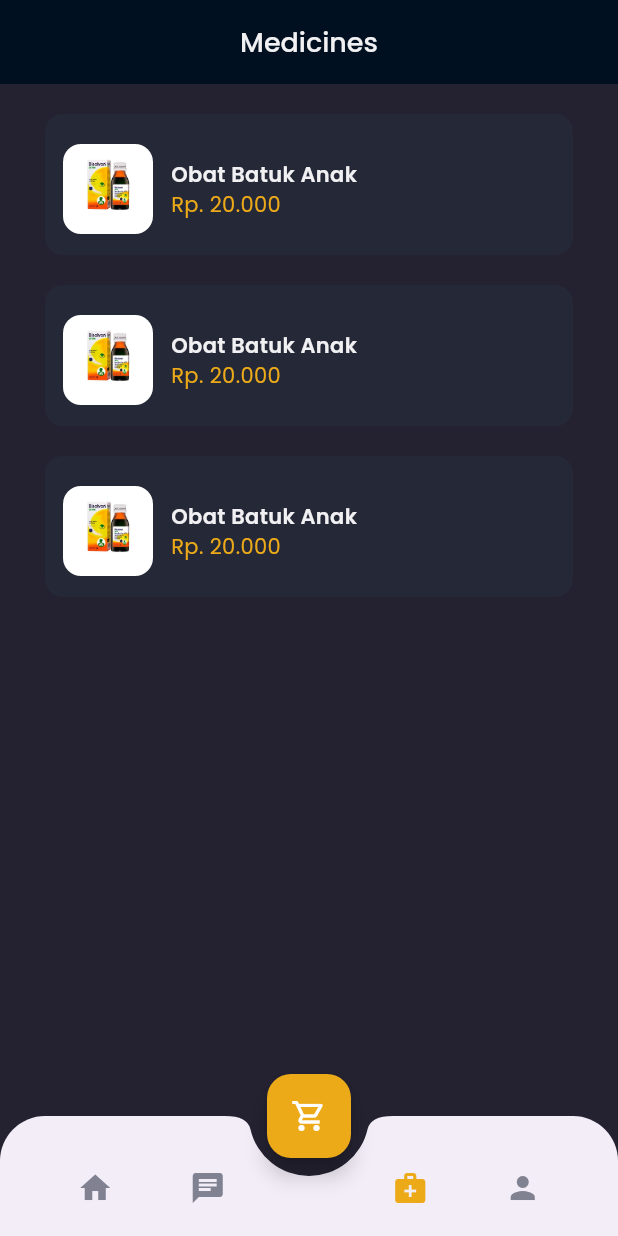
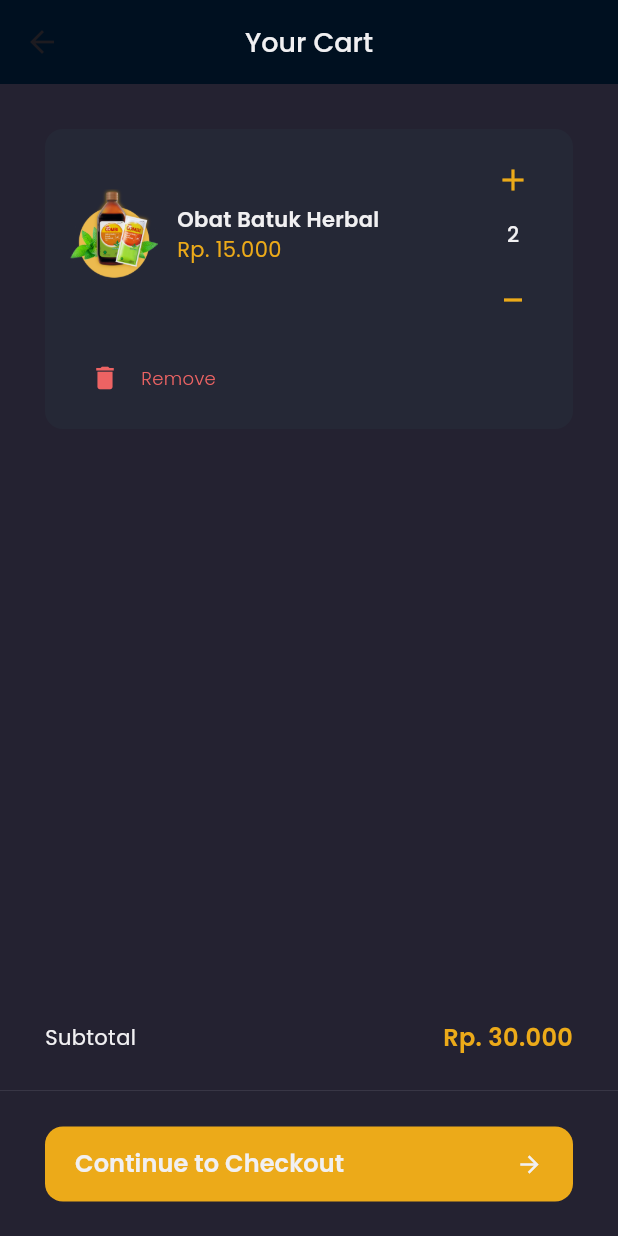
Before and after one commit to yogapermana76/medicalapp, a Flutter app: the MainPage screen opened by its route, item 3 of the bottom bar chosen, after a tap on the "shopping cart" icon, on a phone screen of 412 x 824 dp. Run offline on Flutter 3.47's test engine with Material 3 defaults, Android fonts, the phone set to English and light mode, and no system bars; our stand-ins replace carousel_slider, google_fonts.

Commit message:
feat: cart page

```diff
--- a/lib/main.dart
+++ b/lib/main.dart
@@ -1,4 +1,5 @@
 import 'package:flutter/material.dart';
+import 'package:medicalapp/pages/cart_page.dart';
 import 'package:medicalapp/pages/detail_chat_page.dart';
 import 'package:medicalapp/pages/login_page.dart';
 import 'package:medicalapp/pages/main_page.dart';
@@ -25,6 +26,7 @@ class MyApp extends StatelessWidget {
         '/home': (_) => const MainPage(),
         '/detail-chat': (_) => const DetailChatPage(),
         '/medicine_detail': (_) => const MedicineDetailPage(),
+        '/cart': (_) => const CartPage(),
       },
     );
   }
--- /dev/null
+++ b/lib/pages/cart_page.dart
@@ -0,0 +1,158 @@
+import 'package:flutter/material.dart';
+import 'package:medicalapp/theme.dart';
+import 'package:medicalapp/widgets/cart_card.dart';
+
+class CartPage extends StatelessWidget {
+  const CartPage({super.key});
+
+  @override
+  Widget build(BuildContext context) {
+    PreferredSizeWidget header() {
+      return AppBar(
+        backgroundColor: backgroundColor1,
+        centerTitle: true,
+        title: Text(
+          'Your Cart',
+          style: primaryTextStyle.copyWith(
+            fontSize: 18,
+            fontWeight: medium,
+          ),
+        ),
+        elevation: 0,
+      );
+    }
+
+    Widget empty() {
+      return Center(
+        child: Column(
+          mainAxisAlignment: MainAxisAlignment.center,
+          children: [
+            Icon(Icons.shopping_cart, size: 80, color: primaryColor),
+            const SizedBox(height: 20),
+            Text(
+              'Opss! Your Cart is Empty',
+              style: primaryTextStyle.copyWith(
+                fontSize: 16,
+                fontWeight: medium,
+              ),
+            ),
+            const SizedBox(height: 12),
+            Text(
+              'Let\'s find medicine that you need',
+              style: secondaryTextStyle,
+            ),
+            Container(
+              margin: const EdgeInsets.only(top: 20),
+              height: 44,
+              child: TextButton(
+                onPressed: () => Navigator.pop(context),
+                style: TextButton.styleFrom(
+                  backgroundColor: primaryColor,
+                  shape: RoundedRectangleBorder(
+                    borderRadius: BorderRadius.circular(12),
+                  ),
+                ),
+                child: Text(
+                  'Explore Medicines',
+                  style: primaryTextStyle.copyWith(
+                    fontSize: 16,
+                    fontWeight: medium,
+                  ),
+                ),
+              ),
+            ),
+          ],
+        ),
+      );
+    }
+
+    Widget content() {
+      return ListView(
+        padding: EdgeInsets.only(
+          left: defaultMargin,
+          right: defaultMargin,
+          bottom: defaultMargin,
+        ),
+        children: const [
+          CartCard(),
+        ],
+      );
+    }
+
+    Widget customBottomNav() {
+      return SizedBox(
+        height: 160,
+        child: Column(
+          children: [
+            Container(
+              margin: EdgeInsets.symmetric(
+                horizontal: defaultMargin,
+                vertical: 16,
+              ),
+              child: Row(
+                mainAxisAlignment: MainAxisAlignment.spaceBetween,
+                children: [
+                  Text(
+                    'Subtotal',
+                    style: primaryTextStyle,
+                  ),
+                  Text(
+                    'Rp. 30.000',
+                    style: priceTextStyle.copyWith(
+                      fontSize: 16,
+                      fontWeight: semiBold,
+                    ),
+                  ),
+                ],
+              ),
+            ),
+            Divider(
+              thickness: 0.3,
+              color: subtitleColor,
+            ),
+            Container(
+              height: 50,
+              margin: EdgeInsets.symmetric(
+                horizontal: defaultMargin,
+                vertical: 16,
+              ),
+              child: TextButton(
+                onPressed: () {},
+                style: TextButton.styleFrom(
+                  backgroundColor: primaryColor,
+                  padding: const EdgeInsets.symmetric(horizontal: 20),
+                  shape: RoundedRectangleBorder(
+                    borderRadius: BorderRadius.circular(12),
+                  ),
+                ),
+                child: Row(
+                  mainAxisAlignment: MainAxisAlignment.spaceBetween,
+                  children: [
+                    Text(
+                      'Continue to Checkout',
+                      style: primaryTextStyle.copyWith(
+                        fontSize: 16,
+                        fontWeight: semiBold,
+                      ),
+                    ),
+                    Icon(
+                      Icons.arrow_forward,
+                      color: primaryTextColor,
+                    ),
+                  ],
+                ),
+              ),
+            ),
+          ],
+        ),
+      );
+    }
+
+    return Scaffold(
+      backgroundColor: backgroundColor3,
+      appBar: header(),
+      body: content(),
+      bottomNavigationBar: customBottomNav(),
+    );
+  }
+}
--- a/lib/pages/main_page.dart
+++ b/lib/pages/main_page.dart
@@ -19,7 +19,7 @@ class _MainPageState extends State<MainPage> {
   Widget build(BuildContext context) {
     Widget cartButton() {
       return FloatingActionButton(
-        onPressed: () {},
+        onPressed: () => Navigator.pushNamed(context, '/cart'),
         backgroundColor: primaryColor,
         child: const Icon(Icons.shopping_cart_outlined, color: Colors.white),
       );
```
